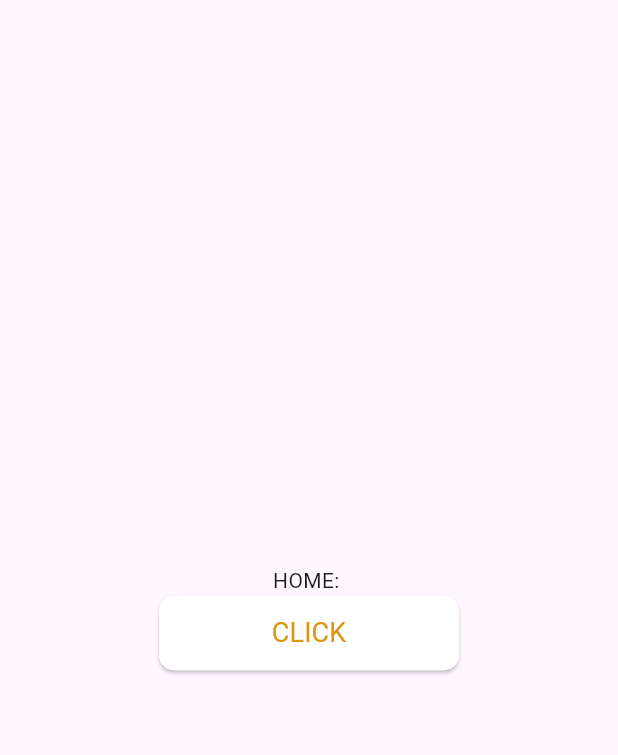
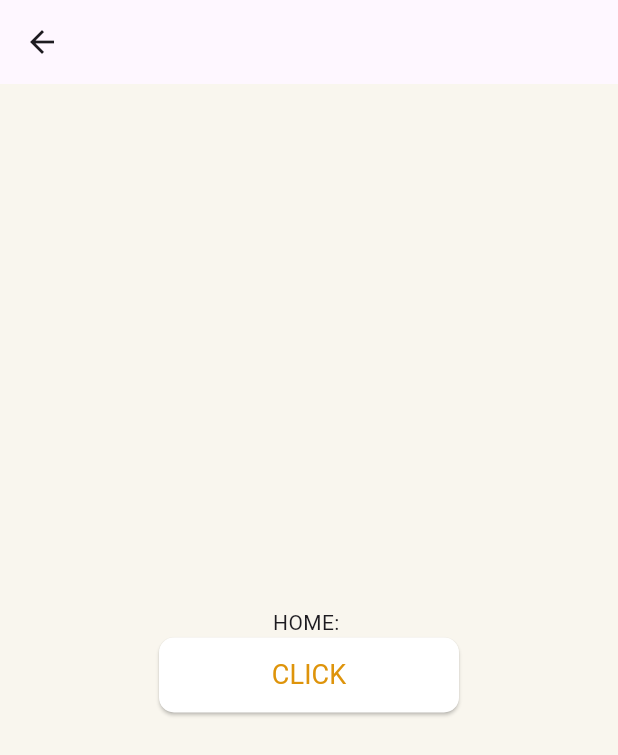
Before and after one commit to neelandrakar/task_management_app_flutter, a Flutter app: the HomeScreen screen opened by its route, on a phone screen of 412 x 824 dp. Shown: the top 755 px of the screen. Run offline on Flutter 3.47's test engine with Material 3 defaults, Android fonts, the phone set to English and light mode, and no system bars; our stand-ins replace device_info_plus, flutter_secure_storage, loading_animation_widget, socket_io_client; accounts and stored records are empty; network calls fail.

Commit message:
Push with home router

```diff
--- a/lib/constants/global_variables.dart
+++ b/lib/constants/global_variables.dart
@@ -1,7 +1,9 @@
 import 'package:flutter/material.dart';
 
+import '../providers/user_privider.dart';
+
 double horizontal_padding = 15;
-String uri = 'http://192.168.195.6:3000';
+String uri = 'http://192.168.113.6:3000';
 String? device_os_version = "0";
 String device_id = "NA";
 String model_name = "NA";
@@ -11,3 +13,4 @@ String os_version = "NA";
 final GlobalKey<ScaffoldMessengerState> scaffoldMessengerKey = GlobalKey<ScaffoldMessengerState>();
 final GlobalKey<NavigatorState> duplicateLoginKey = GlobalKey<NavigatorState>();
 bool duplicateLoginDetected = false;
+//late UserProvider userProvider;
--- a/lib/home/screens/home_screen.dart
+++ b/lib/home/screens/home_screen.dart
@@ -1,7 +1,9 @@
 import 'package:socket_io_client/socket_io_client.dart' as IO;
 import 'package:flutter/material.dart';
 import 'package:provider/provider.dart';
+import 'package:task_management_app_flutter/constants/MyColors.dart';
 import 'package:task_management_app_flutter/constants/custom_button.dart';
+import 'package:task_management_app_flutter/constants/my_fonts.dart';
 import 'package:task_management_app_flutter/constants/utils.dart';
 import 'package:task_management_app_flutter/home/screens/home_two.dart';
 import 'package:task_management_app_flutter/socket/services/socket_service.dart';
@@ -18,6 +20,9 @@ class HomeScreen extends StatefulWidget {
 }
 
 class _HomeScreenState extends State<HomeScreen> {
+
+  String titleName = "NA";
+
   @override
   void initState() {
     super.initState();
@@ -31,11 +36,25 @@ class _HomeScreenState extends State<HomeScreen> {
   @override
   Widget build(BuildContext context) {
     UserProvider userProvider = Provider.of<UserProvider>(context);
+    print("NAME: ${userProvider.user.name}");
+    titleName = (userProvider.user.name != "NA" ? userProvider.user.name : userProvider.user.username)!;
+
     return WillPopScope(
       onWillPop: () async {
         return false; // Prevent back navigation
       },
       child: Scaffold(
+        backgroundColor: MyColors.boneWhite,
+        appBar: AppBar(
+          centerTitle: true,
+          title: Text(
+              titleName,
+              style: TextStyle(
+                fontFamily: MyFonts.poppins,
+                fontSize: 17
+              ),
+          ) ,
+        ),
         body: Column(
           mainAxisAlignment: MainAxisAlignment.center,
           children: [
```
Also changed, not shown: 3 other files.
